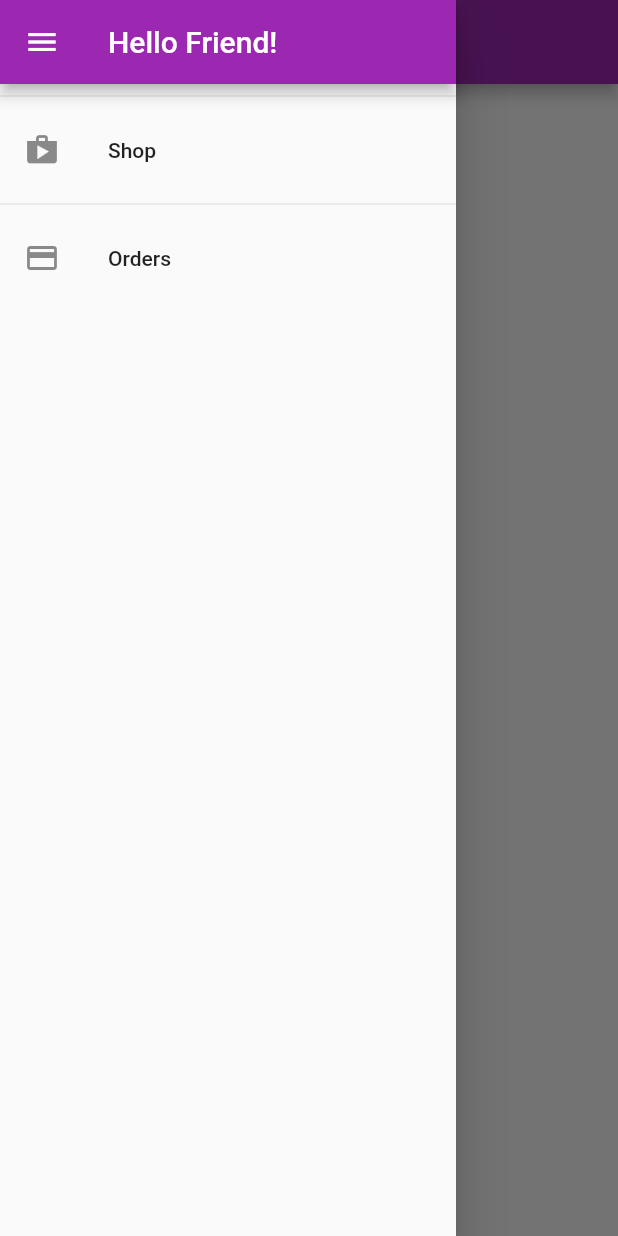
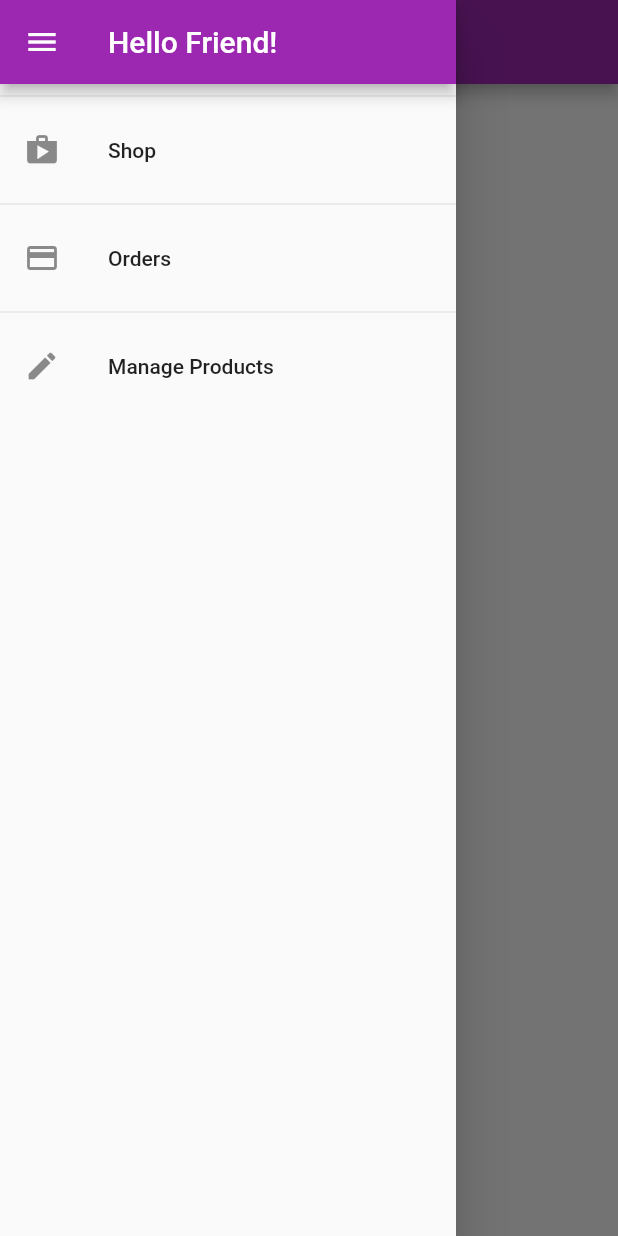
Before and after one commit to dipinsonwani/shop_app, a Flutter app: the OrdersScreen screen opened by its route, with the side drawer open, on a phone screen of 412 x 824 dp. Run offline on Flutter 3.47's test engine with Material 2 defaults, Android fonts, the phone set to English and light mode, and no system bars; network calls fail.

Commit message:
Add 'Manage Orders' option to the drawer and navigate

```diff
--- a/lib/screens/user_products_screen.dart
+++ b/lib/screens/user_products_screen.dart
@@ -4,7 +4,7 @@ import '../providers/products.dart';
 import '../widgets/user_product_item.dart';
 
 class UserProductsScreen extends StatelessWidget {
-
+  static const routeName ='/user-product';
   @override
   Widget build(BuildContext context) {
     final productsData = Provider.of<Products>(context);
--- a/lib/widgets/app_drawer.dart
+++ b/lib/widgets/app_drawer.dart
@@ -1,5 +1,6 @@
 import 'package:flutter/material.dart';
 import 'package:shop_app/screens/orders_screen.dart';
+import 'package:shop_app/screens/user_products_screen.dart';
 
 class AppDrawer extends StatelessWidget {
   @override
@@ -25,6 +26,14 @@ class AppDrawer extends StatelessWidget {
             onTap: () {
               Navigator.of(context).pushReplacementNamed(OrdersScreen.routeName);
             },
+          ),
+          Divider(),
+          ListTile(
+            leading: Icon(Icons.edit),
+            title: Text('Manage Products'),
+            onTap: () {
+              Navigator.of(context).pushReplacementNamed(UserProductsScreen.routeName);
+            },
           )
         ],
       ),
```
